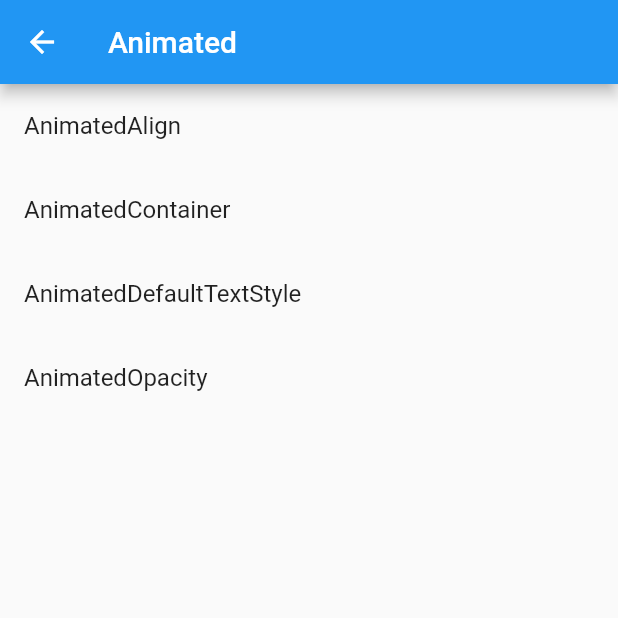
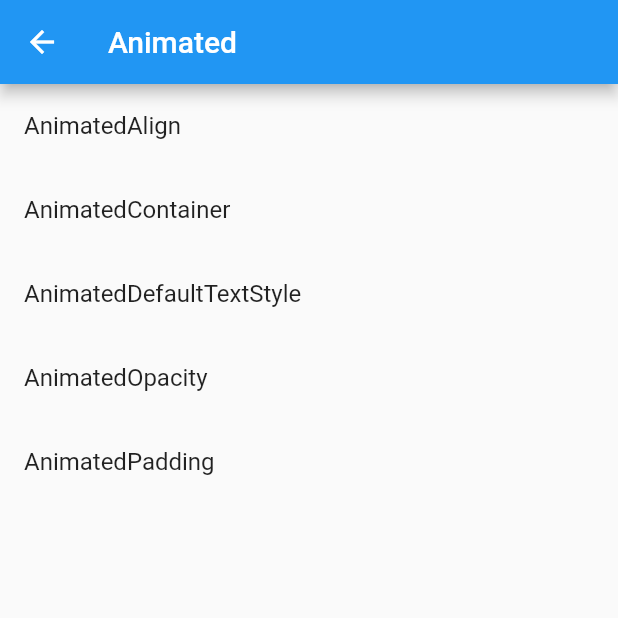
Before and after one commit to KobayashiKz/ImplicitWidgets, a Flutter app: the ImplicitlyAnimatedPage screen opened by its route, on a phone screen of 412 x 824 dp, the top half of it. Run offline on Flutter 3.47's test engine with Material 2 defaults, Android fonts, the phone set to English and light mode, and no system bars.

Commit message:
Add AnimatedPadding

```diff
--- a/lib/app.dart
+++ b/lib/app.dart
@@ -5,6 +5,7 @@ import 'package:implicit_animation_sample/screen/implicitly_animated/animated_al
 import 'package:implicit_animation_sample/screen/implicitly_animated/animated_container.dart';
 import 'package:implicit_animation_sample/screen/implicitly_animated/animated_default_text_style.dart';
 import 'package:implicit_animation_sample/screen/implicitly_animated/animated_opacity.dart';
+import 'package:implicit_animation_sample/screen/implicitly_animated/animated_padding.dart';
 import 'package:implicit_animation_sample/screen/implicitly_animated/implicitly_animated.dart';
 
 class App extends StatelessWidget {
@@ -23,6 +24,7 @@ class App extends StatelessWidget {
         AnimatedContainerPage.routeName: (_context) => AnimatedContainerPage(),
         AnimatedDefaultTextStylePage.routeName: (_context) => AnimatedDefaultTextStylePage(),
         AnimatedOpacityPage.routeName: (_context) => AnimatedOpacityPage(),
+        AnimatedPaddingPage.routeName: (_context) => AnimatedPaddingPage(),
       }
     );
   }
--- a/lib/screen/implicitly_animated/implicitly_animated.dart
+++ b/lib/screen/implicitly_animated/implicitly_animated.dart
@@ -4,6 +4,7 @@ import 'package:implicit_animation_sample/screen/implicitly_animated/animated_al
 import 'package:implicit_animation_sample/screen/implicitly_animated/animated_container.dart';
 import 'package:implicit_animation_sample/screen/implicitly_animated/animated_default_text_style.dart';
 import 'package:implicit_animation_sample/screen/implicitly_animated/animated_opacity.dart';
+import 'package:implicit_animation_sample/screen/implicitly_animated/animated_padding.dart';
 import 'package:implicit_animation_sample/widgets/app_list_tile.dart';
 import 'package:implicit_animation_sample/widgets/app_scaffold.dart';
 
@@ -32,6 +33,10 @@ class ImplicitlyAnimatedPage extends StatelessWidget {
             title: "AnimatedOpacity",
             nextRouteName: AnimatedOpacityPage.routeName,
           ),
+          const AppListTile(
+            title: "AnimatedPadding",
+            nextRouteName: AnimatedPaddingPage.routeName,
+          )
         ],
       ),
     );
```
Also changed, not shown: lib/screen/implicitly_animated/animated_padding.dart (added, +36 -0 lines).
